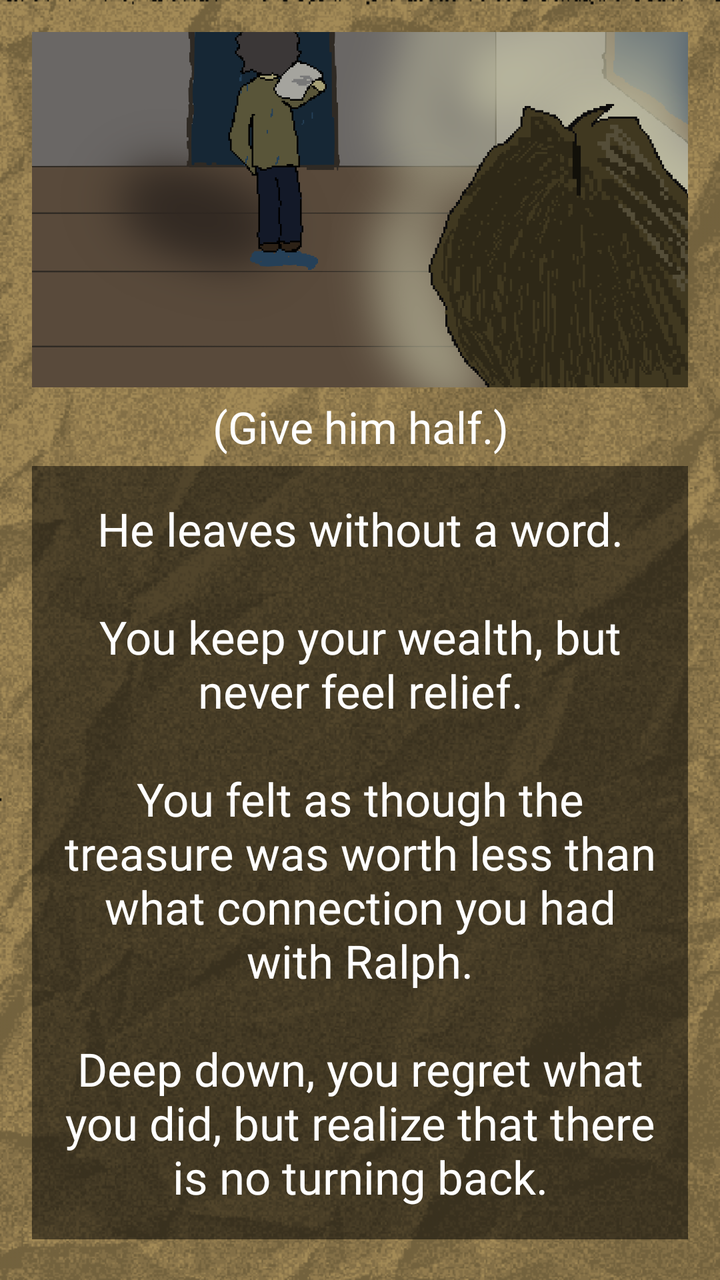
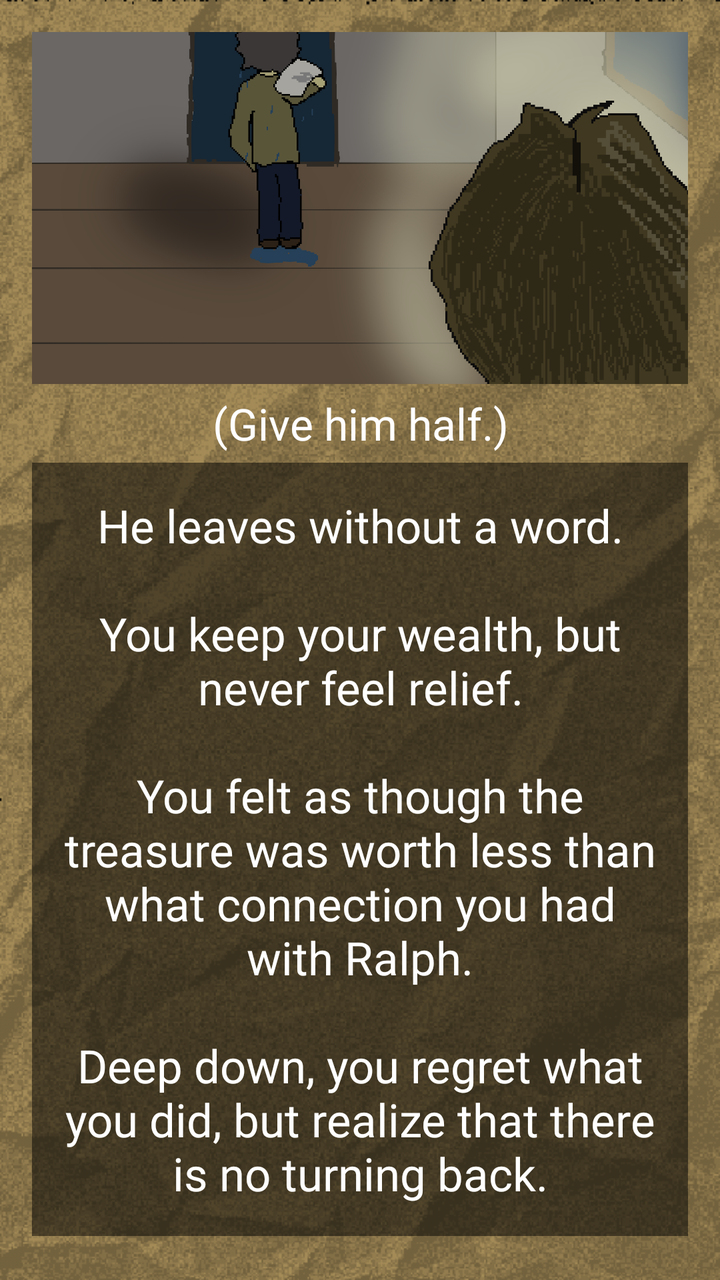

Compare the two renders of this Android layout. The source of the first and the diff that turns it into the second are given below.
<!-- AndroidManifest.xml: application theme Theme.ChoiceQuest -->
<!-- res/layout/activity_page2_1_1_1_1_1_2_1_1_1.xml -->
<?xml version="1.0" encoding="utf-8"?>
<LinearLayout xmlns:android="http://schemas.android.com/apk/res/android"
    xmlns:app="http://schemas.android.com/apk/res-auto"
    xmlns:tools="http://schemas.android.com/tools"
    android:id="@+id/page2_1_1_1_1_1_2_1_1_1"
    android:layout_width="match_parent"
    android:layout_height="match_parent"
    android:gravity="center"
    android:orientation="vertical"
    android:background="@drawable/papertexture_"
    android:backgroundTint="#f8e7c2"
    android:backgroundTintMode="multiply"
    android:padding="16dp"
    tools:context=".Page2_1_1_1_1_1_2_1_1_1">

    <View
        android:layout_width="match_parent"
        android:layout_height="0dp"
        android:layout_weight="0.1"/>

    <ImageView
        android:id="@+id/imageView"
        android:layout_width="412dp"
        android:layout_height="250dp"
        android:src="@drawable/page2_1_1_1_1_1_2_1_1_1"/>

    <View
        android:layout_width="match_parent"
        android:layout_height="1dp"
        android:layout_weight="0.1"/>

    <TextView
        android:layout_width="match_parent"
        android:layout_height="wrap_content"
        android:gravity="center"
        android:fontFamily="@font/pixelspace"
        android:padding="5dp"
        android:text="(Give him half.)"
        android:textColor="@color/white"
        android:textSize="22sp" />

    <TextView
        android:layout_width="match_parent"
        android:layout_height="wrap_content"
        android:id="@+id/tv_page2_1_1_1_1_1_2_1_1_1"
        android:fontFamily="@font/pixelgame_font"
        android:gravity="center"
        android:padding="16dp"
        android:background="#80000000"
        android:text="He leaves without a word.\n\nYou keep your wealth, but never feel relief.\n\nYou felt as though the treasure was worth less than what connection you had with Ralph.\n\nDeep down, you regret what you did, but realize that there is no turning back."
        android:textColor="@color/white"
        android:textSize="23sp"
        android:layout_marginBottom="16dp"/>

    <View
        android:layout_width="match_parent"
        android:layout_height="1dp"
        android:layout_weight="01"/>

    <Button
        android:layout_width="412dp"
        android:layout_height="45dp"
        android:fontFamily="@font/quest_font"
        android:background="@android:color/transparent"
        android:textSize="12sp"
        android:layout_marginBottom="16dp"
        android:text="Go Back to Title Page"
        android:onClick="title5" />

    <View
        android:layout_width="match_parent"
        android:layout_height="0dp"
        android:layout_weight="1"/>

</LinearLayout>
<!-- resources referenced by this layout -->
<resources>
  <color name="white">#FFFFFF</color>
  <!-- drawable page2_1_1_1_1_1_2_1_1_1: png bitmap (drawable, 217524 bytes) -->
  <!-- drawable papertexture_: png bitmap (drawable, 156948 bytes) -->
  <style name="Theme.ChoiceQuest" parent="Base.Theme.ChoiceQuest" />
  <style name="Base.Theme.ChoiceQuest" parent="Theme.Material3.DayNight.NoActionBar">
          
          
      </style>
</resources>

<!-- the commit's change to res/layout/activity_page2_1_1_1_1_1_2_1_1_1.xml (unified diff, before → after) -->
@@ -58,11 +58,12 @@
         android:layout_weight="01"/>
 
     <Button
-        android:layout_width="412dp"
-        android:layout_height="45dp"
+        android:layout_width="match_parent"
+        android:layout_height="wrap_content"
         android:fontFamily="@font/quest_font"
-        android:background="@android:color/transparent"
-        android:textSize="12sp"
+        android:textSize="10sp"
+        android:textColor="@color/white"
+        android:backgroundTint="@color/cardview_dark_background"
         android:layout_marginBottom="16dp"
         android:text="Go Back to Title Page"
         android:onClick="title5" />
